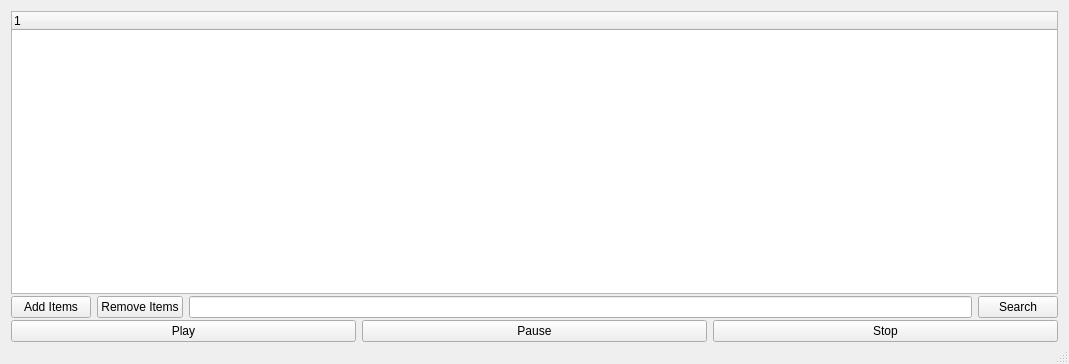
GoatWizard/MySimpleQtPlayer, file mainwindow.ui: the form before one commit.
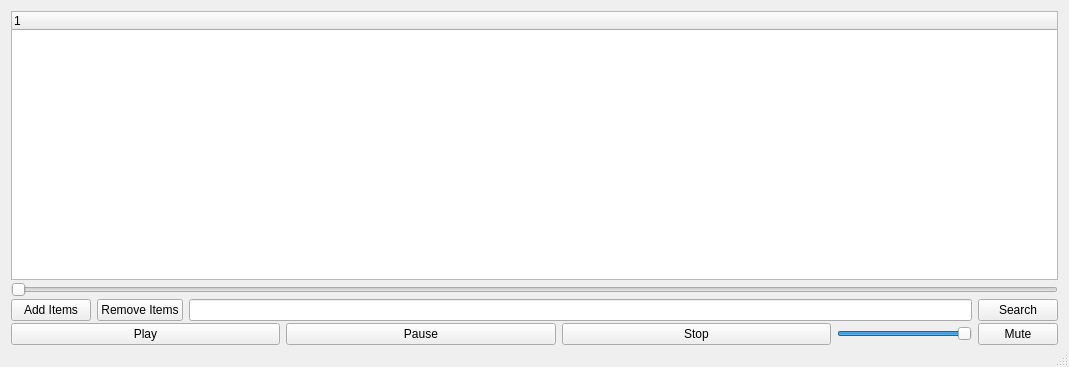
The form after the commit.

Commit message: Sliders is working now

What changed in the file:
```diff
--- a/mainwindow.ui
+++ b/mainwindow.ui
@@ -7,7 +7,7 @@
     <x>0</x>
     <y>0</y>
     <width>1069</width>
-    <height>364</height>
+    <height>367</height>
    </rect>
   </property>
   <property name="windowTitle">
@@ -58,7 +58,7 @@
       </property>
      </layout>
     </item>
-    <item row="2" column="1">
+    <item row="3" column="1">
      <layout class="QHBoxLayout" name="SearchBarLayout">
       <item>
        <widget class="QPushButton" name="AddItemsButton">
@@ -99,13 +99,19 @@
       </item>
      </layout>
     </item>
-    <item row="3" column="1">
+    <item row="4" column="1">
      <layout class="QHBoxLayout" name="horizontalLayout">
       <property name="sizeConstraint">
        <enum>QLayout::SetDefaultConstraint</enum>
       </property>
       <item>
        <widget class="QPushButton" name="PlayButton">
+        <property name="sizePolicy">
+         <sizepolicy hsizetype="Minimum" vsizetype="Fixed">
+          <horstretch>2</horstretch>
+          <verstretch>0</verstretch>
+         </sizepolicy>
+        </property>
         <property name="text">
          <string>Play</string>
         </property>
@@ -113,6 +119,12 @@
       </item>
       <item>
        <widget class="QPushButton" name="Pause">
+        <property name="sizePolicy">
+         <sizepolicy hsizetype="Minimum" vsizetype="Fixed">
+          <horstretch>2</horstretch>
+          <verstretch>0</verstretch>
+         </sizepolicy>
+        </property>
         <property name="text">
          <string>Pause</string>
         </property>
@@ -120,11 +132,40 @@
       </item>
       <item>
        <widget class="QPushButton" name="Stop">
+        <property name="sizePolicy">
+         <sizepolicy hsizetype="Minimum" vsizetype="Fixed">
+          <horstretch>2</horstretch>
+          <verstretch>0</verstretch>
+         </sizepolicy>
+        </property>
         <property name="text">
          <string>Stop</string>
         </property>
        </widget>
       </item>
+      <item>
+       <widget class="QSlider" name="VolumeSlider">
+        <property name="sizePolicy">
+         <sizepolicy hsizetype="Expanding" vsizetype="Fixed">
+          <horstretch>1</horstretch>
+          <verstretch>0</verstretch>
+         </sizepolicy>
+        </property>
+        <property name="value">
+         <number>99</number>
+        </property>
+        <property name="orientation">
+         <enum>Qt::Horizontal</enum>
+        </property>
+       </widget>
+      </item>
+      <item>
+       <widget class="QPushButton" name="MuteButton">
+        <property name="text">
+         <string>Mute</string>
+        </property>
+       </widget>
+      </item>
      </layout>
     </item>
     <item row="0" column="0" rowspan="4">
@@ -137,6 +178,13 @@
       </property>
      </layout>
     </item>
+    <item row="2" column="1">
+     <widget class="QSlider" name="PlaybackProgressSlider">
+      <property name="orientation">
+       <enum>Qt::Horizontal</enum>
+      </property>
+     </widget>
+    </item>
    </layout>
   </widget>
   <widget class="QMenuBar" name="menuBar">
```
Left out of the diff: 10 changed lines with no effect on the pictures. The commit also changes 3 other files.
